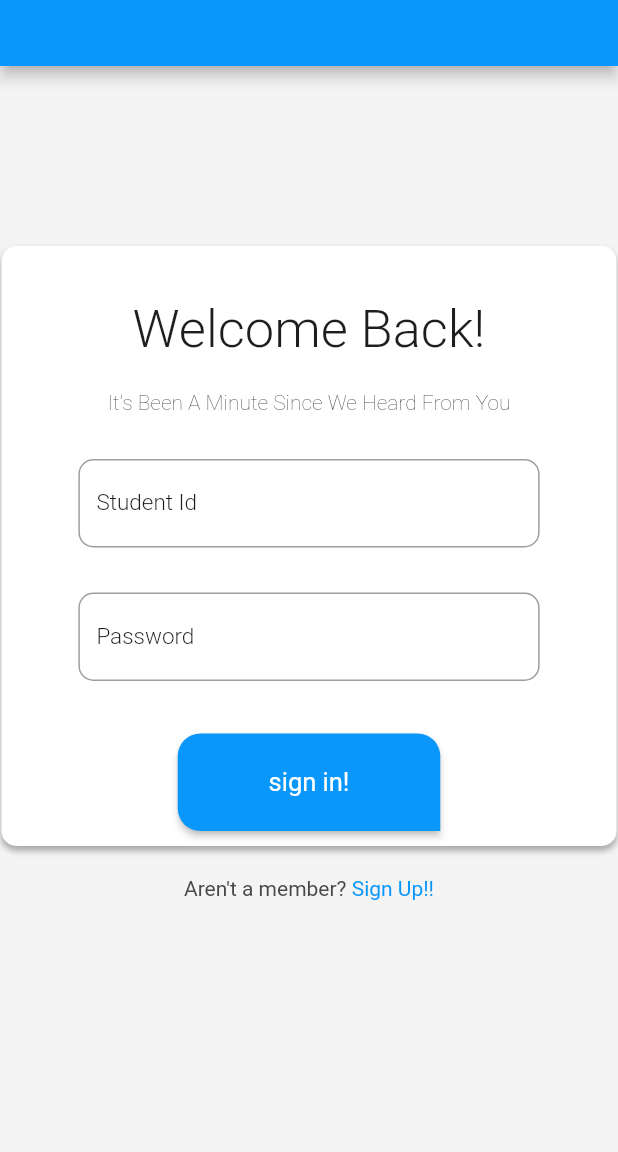
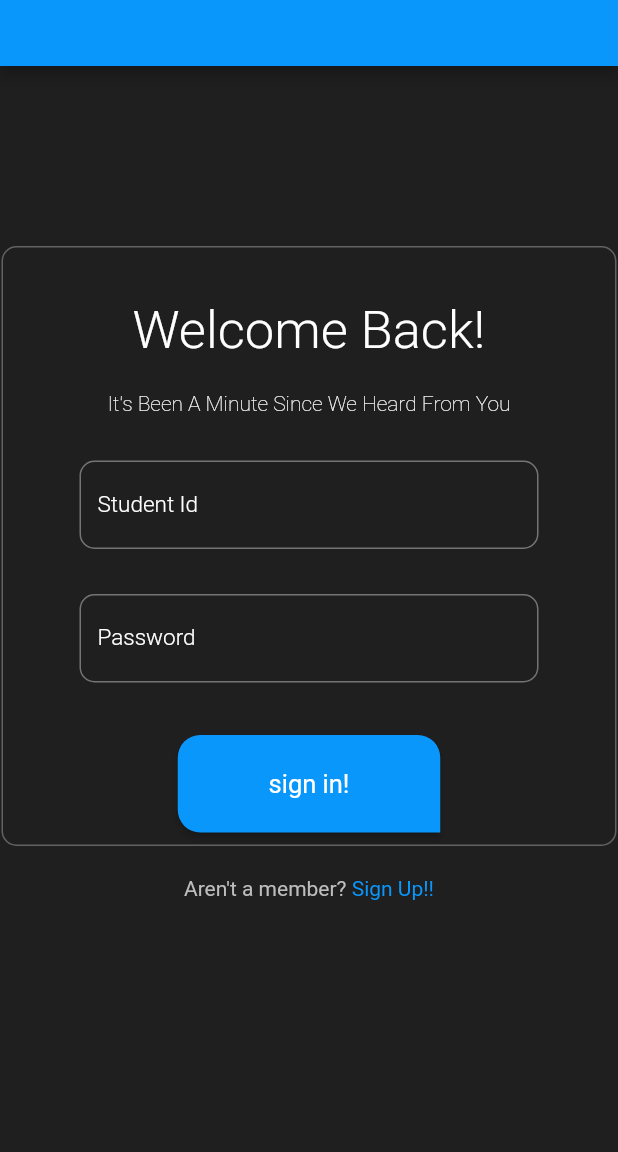
Before and after one commit to omar-basheer/UniVerse, a Flutter app: the screen it shows after launch, on a phone screen of 412 x 824 dp, the part 84-1236 px from its top. Run offline on Flutter 3.47's test engine with Material 2 defaults, Android fonts, the phone set to English and light mode, and no system bars; our stand-ins replace cloud_firestore, dropdown_button2, firebase_core, shared_preferences; missing offline and left inert: autocomplete_textfield; accounts and stored records are empty; Roboto replaces fonts that are missing (Montserrat); project files that could hold a hidden picture were left out.

Commit message:
dark mode for login

```diff
--- a/universe_app/lib/main.dart
+++ b/universe_app/lib/main.dart
@@ -2,6 +2,8 @@ import 'package:firebase_core/firebase_core.dart';
 import 'package:flutter/material.dart';
 import 'package:flutter/rendering.dart';
 import 'package:provider/provider.dart';
+import 'package:shared_preferences/shared_preferences.dart';
+import 'package:universe_app/preferences/dark_mode_service.dart';
 import 'package:universe_app/providers/profile_provider.dart';
 import 'package:universe_app/providers/user_provider.dart';
 import 'dart:async';
@@ -19,6 +21,7 @@ import 'pages/my_posts.dart';
 
 void main() async {
   WidgetsFlutterBinding.ensureInitialized();
+  await DarkModeService.initDarkPreference();
   await Firebase.initializeApp(
     options: const FirebaseOptions(
         apiKey: "AIzaSyAumQO1Zjzz2AzwOPqWNhzkkszoYpAjvdc",
@@ -32,26 +35,34 @@ void main() async {
   runApp(const MyApp());
 }
 
+// bool isDark = false;
+bool isDark = true;
+
 class MyApp extends StatelessWidget {
-  const MyApp({super.key});
+  const MyApp({Key? key}) : super(key: key);
 
   @override
   Widget build(BuildContext context) {
+    DarkModeService.setDarkMode(isDark);
+    DarkModeService.getDarkMode();
+
     return MultiProvider(
       // Use MultiProvider to provide multiple providers
       providers: [
+        // UserProvider
         ChangeNotifierProvider<UserProvider>(
-          // UserProvider
           create: (_) => UserProvider(),
         ),
+
+        // ProfileProvider
         ChangeNotifierProvider<ProfileProvider>(
-          // ProfileProvider
           create: (_) => ProfileProvider(),
         ),
       ],
       child: MaterialApp(
         debugShowCheckedModeBanner: false,
         title: 'UniVerseApp',
+        theme: isDark ? ThemeData.dark() : ThemeData.light(),
         initialRoute: '/login',
         routes: {
           '/login': (context) => const Login(),
--- a/universe_app/lib/pages/login.dart
+++ b/universe_app/lib/pages/login.dart
@@ -8,6 +8,7 @@ import 'package:universe_app/functions/functions.dart';
 // my providers
 import 'package:provider/provider.dart';
 import 'package:universe_app/pages/create_profile.dart';
+import '../preferences/dark_mode_service.dart';
 import '../providers/user_provider.dart';
 
 // store stdent id and password entered by user
@@ -23,20 +24,38 @@ class Login extends StatefulWidget {
 
 class LoginState extends State<Login> {
   bool isLoading = false;
+  bool isDark = DarkModeService.getDarkMode();
 
   @override
   Widget build(BuildContext context) {
+    const Color primaryColor = Color.fromRGBO(10, 151, 252, 1);
+    const Color backgroundColorLight = Color.fromRGBO(245, 244, 244, 1);
+    const Color backgroundColorDark = Color.fromARGB(255, 31, 31, 31);
+    const Color textColorLight = Color.fromRGBO(30, 30, 30, 1);
+    const Color textColorDark = Color.fromRGBO(255, 255, 255, 1);
+    const Color textColorLight2 = Color.fromRGBO(72, 72, 72, 1);
+    const Color textColorDark2 = Color.fromRGBO(189, 189, 189, 1);
+    const Color borderColorLight = Color.fromRGBO(245, 244, 244, 1);
+    const Color borderColorDark = Color.fromRGBO(98, 98, 98, 1);
+    Color shadowColorLight = Color.fromARGB(255, 98, 98, 98).withOpacity(0.5);
+    Color shadowColorDark = Color.fromARGB(255, 31, 31, 31);
+
+    final themeData = ThemeData(
+        brightness: isDark ? Brightness.dark : Brightness.light);
+
     return ChangeNotifierProvider(
       create: (_) => UserProvider(),
       child: MaterialApp(
         debugShowCheckedModeBanner: false,
+        theme: themeData,
         home: Scaffold(
           appBar: PreferredSize(
             preferredSize: const Size.fromHeight(100),
             child: AppBar(
               // backgroundColor: const Color.fromARGB(255, 132, 94, 194),
               // backgroundColor: const Color.fromARGB(255, 97, 194, 94),
-              backgroundColor: Color.fromARGB(255, 10, 151, 252),
+              // backgroundColor: Color.fromRGBO(10, 151, 252, 1),
+              backgroundColor: primaryColor,
               title: Container(
                 alignment: Alignment.centerLeft,
                 padding: const EdgeInsets.only(top: 25, left: 110),
@@ -69,7 +88,9 @@ class LoginState extends State<Login> {
               ),
             ),
           ),
-          backgroundColor: const Color.fromRGBO(245, 244, 244, 1),
+          // backgroundColor: const Color.fromRGBO(245, 244, 244, 1),
+          backgroundColor: isDark ? backgroundColorDark : backgroundColorLight,
+          /*black*/
           // rgba(245, 244, 244, 1)
           body: Column(
             children: [
@@ -80,9 +101,9 @@ class LoginState extends State<Login> {
                       ? const Padding(
                           padding: EdgeInsets.only(top: 170),
                           child: CircularProgressIndicator(
-                            // color: Color.fromARGB(255, 132, 94, 194),
-                            color: Color.fromARGB(255, 10, 151, 252),
-                          ),
+                              // color: Color.fromARGB(255, 132, 94, 194),
+                              color: primaryColor,
+                              ),
                         )
                       : Column(
                           children: [
@@ -90,33 +111,40 @@ class LoginState extends State<Login> {
                               width: 410,
                               height: 400,
                               decoration: BoxDecoration(
-                                color: const Color.fromRGBO(255, 255, 255, 1),
+                                // color: const Color.fromRGBO(255, 255, 255, 1),
+                                color: isDark ? backgroundColorDark : backgroundColorLight,
+                                /*grey*/
                                 borderRadius: BorderRadius.circular(10),
                                 boxShadow: [
                                   BoxShadow(
-                                    color: const Color.fromARGB(255, 98, 98, 98).withOpacity(0.5),
+                                    color: isDark? shadowColorDark : shadowColorLight ,
                                     spreadRadius: 0,
                                     blurRadius: 3,
                                     offset: const Offset(0, 3),
                                   ),
                                 ],
+                                border: Border.all(
+                                  color: isDark? borderColorDark : borderColorLight
+                                )
                               ),
                               child: Column(
                                 children: [
                                   const SizedBox(height: 35),
-                                  const Text(
+                                   Text(
                                     'Welcome Back!',
                                     style: TextStyle(
-                                        color: Color.fromRGBO(30, 30, 30, 1),
+                                        color: isDark? textColorDark : textColorLight,
+                                        /*white*/
                                         fontSize: 35,
                                         fontFamily: 'Montserrat',
                                         fontWeight: FontWeight.w300),
                                   ),
                                   const SizedBox(height: 20),
-                                  const Text(
+                                   Text(
                                     'It\'s Been A Minute Since We Heard From You',
                                     style: TextStyle(
-                                        color: Color.fromRGBO(30, 30, 30, 1),
+                                        color: isDark? textColorDark : textColorLight,
+                                        /*white*/
                                         fontSize: 14,
                                         fontFamily: 'Montserrat',
                                         fontWeight: FontWeight.w200),
@@ -133,13 +161,14 @@ class LoginState extends State<Login> {
                                           labelText: 'Student Id',
                                           hintText: '########',
                                           hintStyle: const TextStyle(
-                                            color: Color.fromRGBO(184, 184, 184, 1),
+                                            color: Color.fromRGBO(184, 184, 184, 1), /*white*/
                                           ),
                                           border: OutlineInputBorder(
                                             borderRadius: BorderRadius.circular(10),
                                           ),
-                                          labelStyle: const TextStyle(
-                                              color: Color.fromRGBO(30, 30, 30, 1),
+                                          labelStyle:  TextStyle(
+                                              color: isDark? textColorDark : textColorLight,
+                                              /*white*/
                                               fontFamily: 'Montserrat',
                                               fontSize: 15,
                                               fontWeight: FontWeight.w300),
@@ -161,8 +190,8 @@ class LoginState extends State<Login> {
                                           border: OutlineInputBorder(
                                             borderRadius: BorderRadius.circular(10),
                                           ),
-                                          labelStyle: const TextStyle(
-                                              color: Color.fromRGBO(30, 30, 30, 1),
+                                          labelStyle:  TextStyle(
+                                              color: isDark? textColorDark : textColorLight,
                                               fontFamily: 'Montserrat',
                                               fontSize: 15,
                                               fontWeight: FontWeight.w300),
@@ -187,7 +216,7 @@ class LoginState extends State<Login> {
                                       student_pass.clear();
                                     },
                                     style: ElevatedButton.styleFrom(
-                                      backgroundColor: const Color.fromARGB(255, 10, 151, 252),
+                                      backgroundColor: primaryColor,
                                       // backgroundColor: const Color.fromARGB(255, 132, 94, 194),
                                       minimumSize: const Size(175, 65),
                                       shape: const RoundedRectangleBorder(
@@ -215,10 +244,11 @@ class LoginState extends State<Login> {
                             RichText(
                               text: TextSpan(
                                 children: [
-                                  const TextSpan(
+                                   TextSpan(
                                     text: 'Aren\'t a member? ',
                                     style: TextStyle(
-                                      color: Color.fromRGBO(72, 72, 72, 1),
+                                      color: isDark? textColorDark2 : textColorLight2,
+                                      /*white*/
                                       fontFamily: 'Montserrat',
                                       // fontFamily: 'Rubik_Pixels',
                                       fontSize: 14,
@@ -228,7 +258,7 @@ class LoginState extends State<Login> {
                                   TextSpan(
                                     text: 'Sign Up!!',
                                     style: const TextStyle(
-                                      color: Color.fromARGB(255, 10, 151, 252),
+                                      color: primaryColor,
                                       // color: Color.fromARGB(255, 132, 94, 194),
                                       fontFamily: 'Montserrat',
                                       fontSize: 14,
--- /dev/null
+++ b/universe_app/lib/preferences/dark_mode_service.dart
@@ -0,0 +1,17 @@
+import 'package:shared_preferences/shared_preferences.dart';
+
+class DarkModeService {
+  static SharedPreferences? _sharedPreferences;
+
+  static Future<void> initDarkPreference() async {
+    _sharedPreferences = await SharedPreferences.getInstance();
+  }
+
+  static bool getDarkMode() {
+    return _sharedPreferences?.getBool('darkMode') ?? false;
+  }
+
+  static Future<void> setDarkMode(bool value) async {
+    await _sharedPreferences?.setBool('darkMode', value);
+  }
+}
--- a/universe_app/pubspec.yaml
+++ b/universe_app/pubspec.yaml
@@ -33,6 +33,7 @@ dependencies:
 
   http: ^0.13.3
   provider: ^5.0.0
+  shared_preferences: ^2.1.1
   firebase_core: ^2.10.0
   cloud_firestore: ^4.5.2
   date_time_picker: ^2.1.0
```
Also changed, not shown: universe_app/lib/providers/darkmode_provider.dart (added, +12 -0 lines), universe_app/pubspec.lock, 1 other file.
